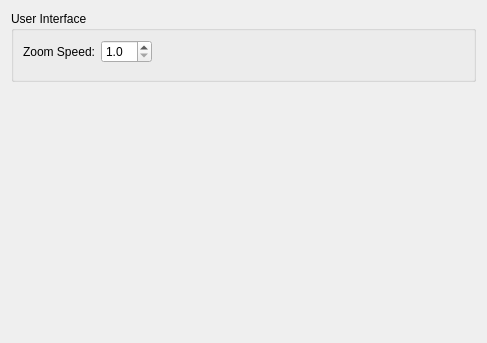
This is src/plugins/gleditorplugin/dialogs/behaviorsettingspage.ui in andy-fillebrown/audiocarver as Qt 5 draws it before an edit. The edited form follows.
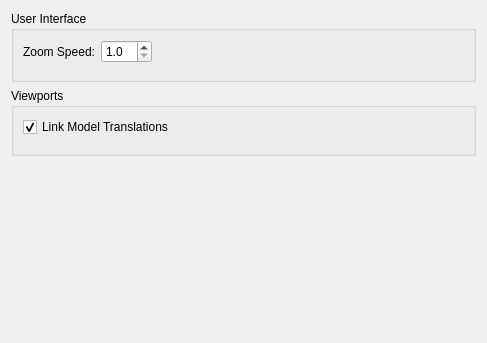
This is the edited form.

Commit message: get model translation linking working

Diff of the .ui file:
```diff
--- a/src/plugins/gleditorplugin/dialogs/behaviorsettingspage.ui
+++ b/src/plugins/gleditorplugin/dialogs/behaviorsettingspage.ui
@@ -69,6 +69,47 @@
      </layout>
     </widget>
    </item>
+   <item>
+    <widget class="QGroupBox" name="groupBox_4">
+     <property name="title">
+      <string>Viewports</string>
+     </property>
+     <property name="flat">
+      <bool>false</bool>
+     </property>
+     <layout class="QGridLayout" name="gridLayout_4">
+      <property name="bottomMargin">
+       <number>16</number>
+      </property>
+      <item row="4" column="0">
+       <layout class="QGridLayout" name="gridLayout_2"/>
+      </item>
+      <item row="4" column="2">
+       <spacer name="horizontalSpacer_4">
+        <property name="orientation">
+         <enum>Qt::Horizontal</enum>
+        </property>
+        <property name="sizeHint" stdset="0">
+         <size>
+          <width>285</width>
+          <height>20</height>
+         </size>
+        </property>
+       </spacer>
+      </item>
+      <item row="4" column="1">
+       <widget class="QCheckBox" name="linkModelTranslationsCheckBox">
+        <property name="text">
+         <string>Link Model Translations</string>
+        </property>
+        <property name="checked">
+         <bool>true</bool>
+        </property>
+       </widget>
+      </item>
+     </layout>
+    </widget>
+   </item>
    <item>
     <spacer name="verticalSpacer">
      <property name="orientation">
```
The commit also changes 8 other files.
